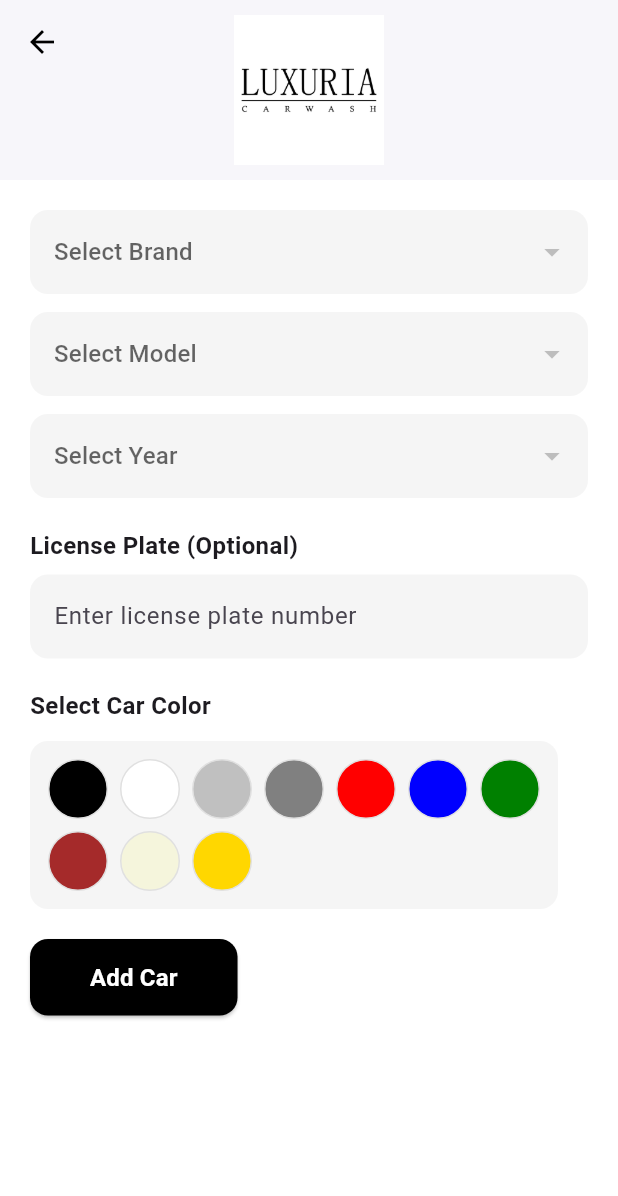
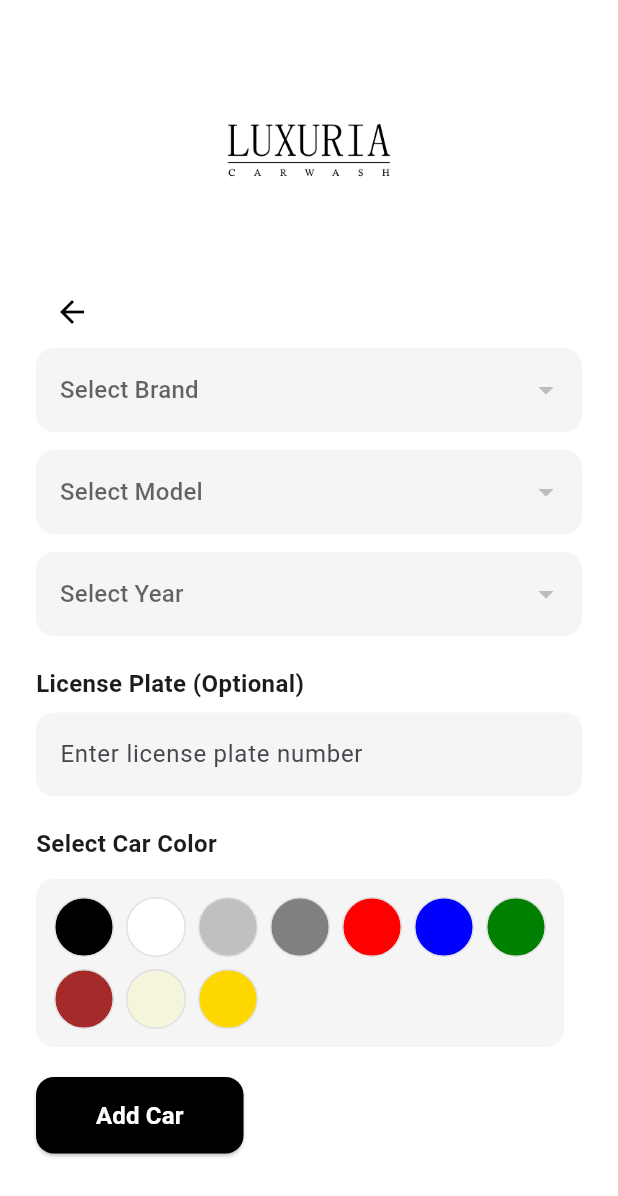
Before and after one commit to E-Hosny/car-wash-app, a Flutter app: the MainNavigationScreen screen opened directly with empty values, after a tap on "Add a new car", on a phone screen of 412 x 824 dp. Shown: the top 1196 px of the screen. Run offline on Flutter 3.47's test engine with Material 3 defaults, Android fonts, the phone set to English and light mode, and no system bars; our stand-ins replace flutter_dotenv, geocoding, geolocator, google_fonts, google_maps_flutter, permission_handler and 1 more; accounts and stored records are empty; network calls fail.

Commit message:
all goog

```diff
--- a/lib/add_car_screen.dart
+++ b/lib/add_car_screen.dart
@@ -148,27 +148,34 @@ class _AddCarScreenState extends State<AddCarScreen> {
   Widget build(BuildContext context) {
     return Scaffold(
       backgroundColor: Colors.white,
-      appBar: PreferredSize(
-        preferredSize: const Size.fromHeight(120),
-        child: AppBar(
-          backgroundColor: Colors.white,
-          elevation: 1,
-          iconTheme: const IconThemeData(color: Colors.black),
-          centerTitle: true,
-          title: null,
-          flexibleSpace: SafeArea(
-            child: Center(
-              child: Image.asset('assets/logo.png', height: 100),
-            ),
-          ),
-        ),
-      ),
       body: Padding(
-        padding: const EdgeInsets.all(20),
+        padding: const EdgeInsets.all(24.0),
         child: SingleChildScrollView(
           child: Column(
             crossAxisAlignment: CrossAxisAlignment.start,
             children: [
+              Padding(
+                padding: const EdgeInsets.only(top: 16, bottom: 16),
+                child: Center(
+                  child: Image.asset(
+                    'assets/logo.png',
+                    height: 120,
+                    fit: BoxFit.contain,
+                  ),
+                ),
+              ),
+              Padding(
+                padding: const EdgeInsets.only(
+                    top: 8.0, left: 0.0, right: 0.0, bottom: 0.0),
+                child: Align(
+                  alignment: Alignment.topLeft,
+                  child: IconButton(
+                    icon: const Icon(Icons.arrow_back, color: Colors.black),
+                    onPressed: () => Navigator.of(context).pop(),
+                    tooltip: 'Back',
+                  ),
+                ),
+              ),
               buildDropdown(
                 hint: 'Select Brand',
                 value: selectedBrandId,
--- a/lib/main_navigation_screen.dart
+++ b/lib/main_navigation_screen.dart
@@ -40,7 +40,7 @@ class _MainNavigationScreenState extends State<MainNavigationScreen> {
         elevation: 1,
         iconTheme: const IconThemeData(color: Colors.black),
         centerTitle: true,
-        title: Image.asset('assets/logo.png', height: 60),
+        title: null,
         actions: [
           IconButton(
             icon: const Icon(Icons.logout),
--- a/lib/my_orders_screen.dart
+++ b/lib/my_orders_screen.dart
@@ -89,7 +89,20 @@ class _MyOrdersScreenState extends State<MyOrdersScreen> {
         ),
         child: orders.isEmpty
             ? const Center(child: CircularProgressIndicator())
-            : ListView.builder(
+            : Column(
+                children: [
+                  Padding(
+                    padding: const EdgeInsets.only(top: 16, bottom: 16),
+                    child: Center(
+                      child: Image.asset(
+                        'assets/logo.png',
+                        height: 120,
+                        fit: BoxFit.contain,
+                      ),
+                    ),
+                  ),
+                  Expanded(
+                    child: ListView.builder(
                       padding: const EdgeInsets.all(16),
                       itemCount: orders.length,
                       itemBuilder: (context, index) {
@@ -118,7 +131,8 @@ class _MyOrdersScreenState extends State<MyOrdersScreen> {
                               children: [
                                 // الحالة + السعر
                                 Row(
-                            mainAxisAlignment: MainAxisAlignment.spaceBetween,
+                                  mainAxisAlignment:
+                                      MainAxisAlignment.spaceBetween,
                                   children: [
                                     Text(
                                       'Order #${order['id']} - ${order['status']}',
@@ -194,8 +208,10 @@ class _MyOrdersScreenState extends State<MyOrdersScreen> {
                                         color: Colors.black54),
                                     const SizedBox(width: 8),
                                     Text(
-                                formatDateTime(order['scheduled_at']) != 'N/A'
-                                    ? formatDateTime(order['scheduled_at'])
+                                      formatDateTime(order['scheduled_at']) !=
+                                              'N/A'
+                                          ? formatDateTime(
+                                              order['scheduled_at'])
                                           : formatDateTime(order['created_at']),
                                       style: const TextStyle(
                                           fontSize: 14, color: Colors.black54),
@@ -209,6 +225,9 @@ class _MyOrdersScreenState extends State<MyOrdersScreen> {
                       },
                     ),
                   ),
+                ],
+              ),
+      ),
     );
   }
 }
--- a/lib/order_request_screen.dart
+++ b/lib/order_request_screen.dart
@@ -36,6 +36,7 @@ class _OrderRequestScreenState extends State<OrderRequestScreen> {
   DateTime? selectedDateTime;
 
   bool isMapInteracting = false;
+  bool isSubmittingOrder = false;
 
   @override
   void initState() {
@@ -109,7 +110,9 @@ class _OrderRequestScreenState extends State<OrderRequestScreen> {
       );
       return;
     }
-
+    setState(() {
+      isSubmittingOrder = true;
+    });
     final baseUrl = dotenv.env['BASE_URL']!;
     final res = await http.post(
       Uri.parse('$baseUrl/api/orders'),
@@ -128,9 +131,10 @@ class _OrderRequestScreenState extends State<OrderRequestScreen> {
             useCurrentTime ? null : selectedDateTime?.toIso8601String(),
       }),
     );
-
     if (!mounted) return;
-
+    setState(() {
+      isSubmittingOrder = false;
+    });
     if (res.statusCode == 200 || res.statusCode == 201) {
       ScaffoldMessenger.of(context).showSnackBar(
         const SnackBar(
@@ -138,11 +142,8 @@ class _OrderRequestScreenState extends State<OrderRequestScreen> {
           backgroundColor: Colors.green,
         ),
       );
-
       await Future.delayed(const Duration(seconds: 2));
-
       if (!mounted) return;
-
       Navigator.pushReplacement(
         context,
         MaterialPageRoute(
@@ -177,6 +178,16 @@ class _OrderRequestScreenState extends State<OrderRequestScreen> {
           child: Column(
             crossAxisAlignment: CrossAxisAlignment.start,
             children: [
+              Padding(
+                padding: const EdgeInsets.only(top: 16, bottom: 16),
+                child: Center(
+                  child: Image.asset(
+                    'assets/logo.png',
+                    height: 120,
+                    fit: BoxFit.contain,
+                  ),
+                ),
+              ),
               sectionTitle('Location'),
               ElevatedButton.icon(
                 onPressed: () async {
@@ -431,11 +442,22 @@ class _OrderRequestScreenState extends State<OrderRequestScreen> {
                       borderRadius: BorderRadius.circular(24),
                     ),
                     child: ElevatedButton.icon(
-                      onPressed: submitOrder,
-                      icon: const Icon(Icons.check_circle_outline),
-                      label: const Text('Place Order',
-                          style: TextStyle(
-                              fontSize: 16, fontWeight: FontWeight.bold)),
+                      onPressed: isSubmittingOrder ? null : submitOrder,
+                      icon: isSubmittingOrder
+                          ? const SizedBox(
+                              width: 20,
+                              height: 20,
+                              child: CircularProgressIndicator(
+                                color: Colors.white,
+                                strokeWidth: 2.5,
+                              ),
+                            )
+                          : const Icon(Icons.check_circle_outline),
+                      label: Text(
+                        isSubmittingOrder ? 'Placing Order...' : 'Place Order',
+                        style: const TextStyle(
+                            fontSize: 16, fontWeight: FontWeight.bold),
+                      ),
                       style: ElevatedButton.styleFrom(
                         backgroundColor: Colors.black,
                         foregroundColor: Colors.white,
```
Lines whose indentation alone changed are shown as unchanged.
